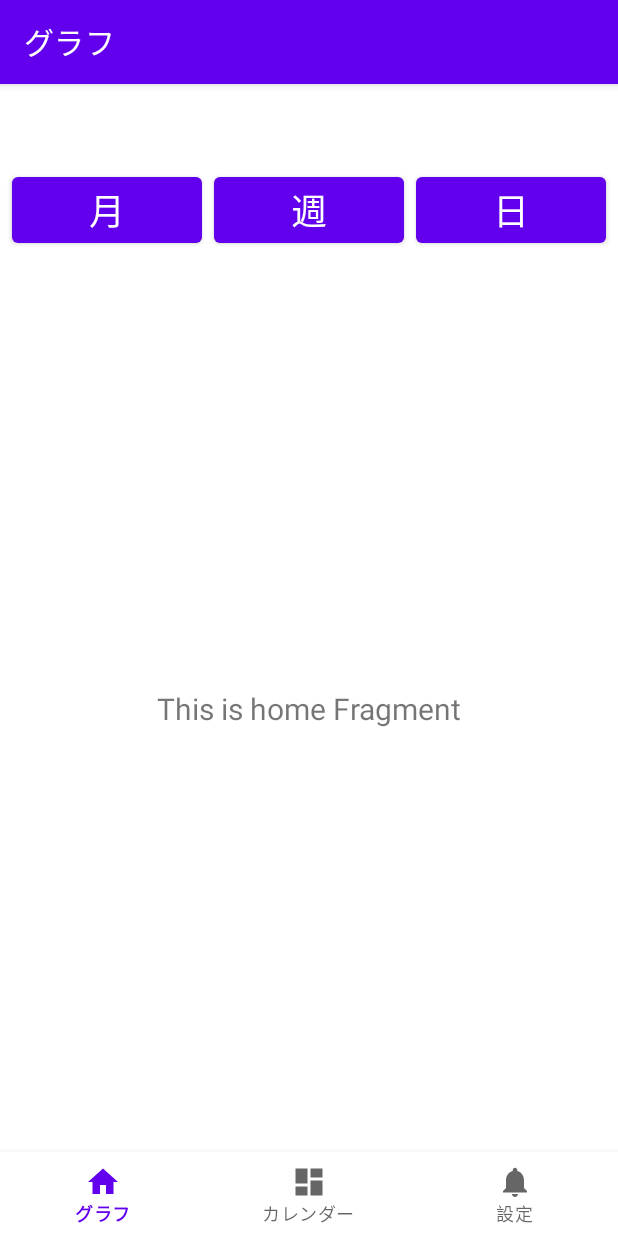
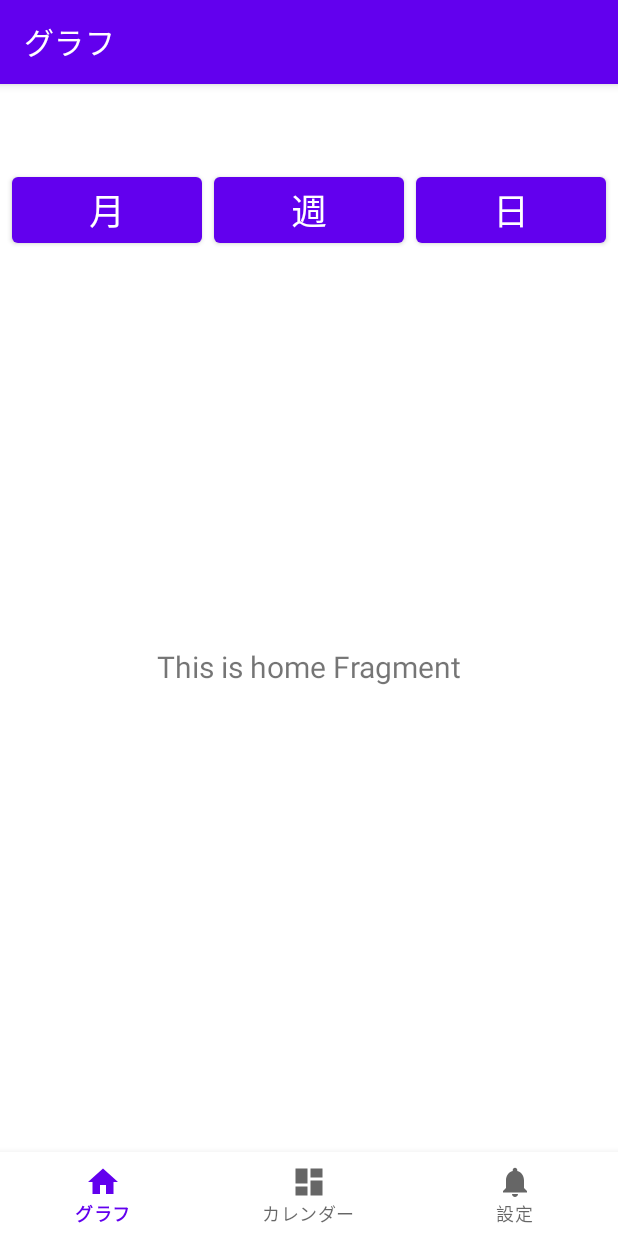
Before and after one commit to ryohamag/Get, an Android app: the screen it shows after launch (MainActivity), on a phone screen of 412 x 824 dp. Run offline under Robolectric (Android 15) with nearby library versions, the phone set to English and light mode, and no system bars; our stand-ins replace navigation-ui.

```diff
--- a/app/src/main/res/layout/activity_main.xml
+++ b/app/src/main/res/layout/activity_main.xml
@@ -22,8 +22,8 @@
     <fragment
         android:id="@+id/nav_host_fragment_activity_main"
         android:name="androidx.navigation.fragment.NavHostFragment"
-        android:layout_width="match_parent"
-        android:layout_height="match_parent"
+        android:layout_width="0dp"
+        android:layout_height="0dp"
         app:defaultNavHost="true"
         app:layout_constraintBottom_toTopOf="@id/nav_view"
         app:layout_constraintLeft_toLeftOf="parent"
```
